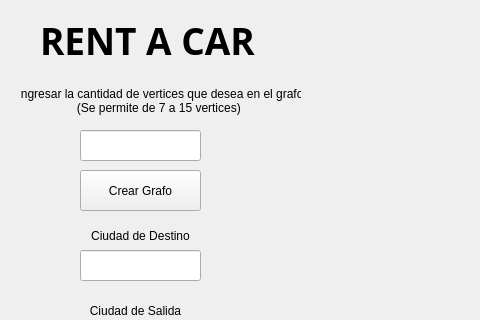
Before: the Qt Designer form prueba/mainwindow.ui in olman2020/PruebaProyecto2, drawn with Qt 5; both pictures show x 0 to 480 and y 0 to 320 of the 946 by 678 pixel window.
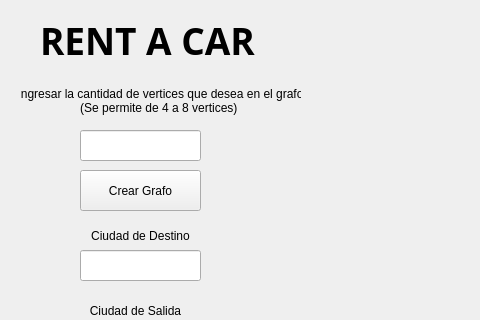
After: the same form once the commit is applied.

Patch:
```diff
--- a/prueba/mainwindow.ui
+++ b/prueba/mainwindow.ui
@@ -65,7 +65,7 @@
     </property>
     <property name="text">
      <string>Ingresar la cantidad de vertices que desea en el grafo
-(Se permite de 7 a 15 vertices) </string>
+(Se permite de 4 a 8 vertices) </string>
     </property>
     <property name="alignment">
      <set>Qt::AlignCenter</set>
```
Left out of the diff: 13 changed lines with no effect on the pictures.
